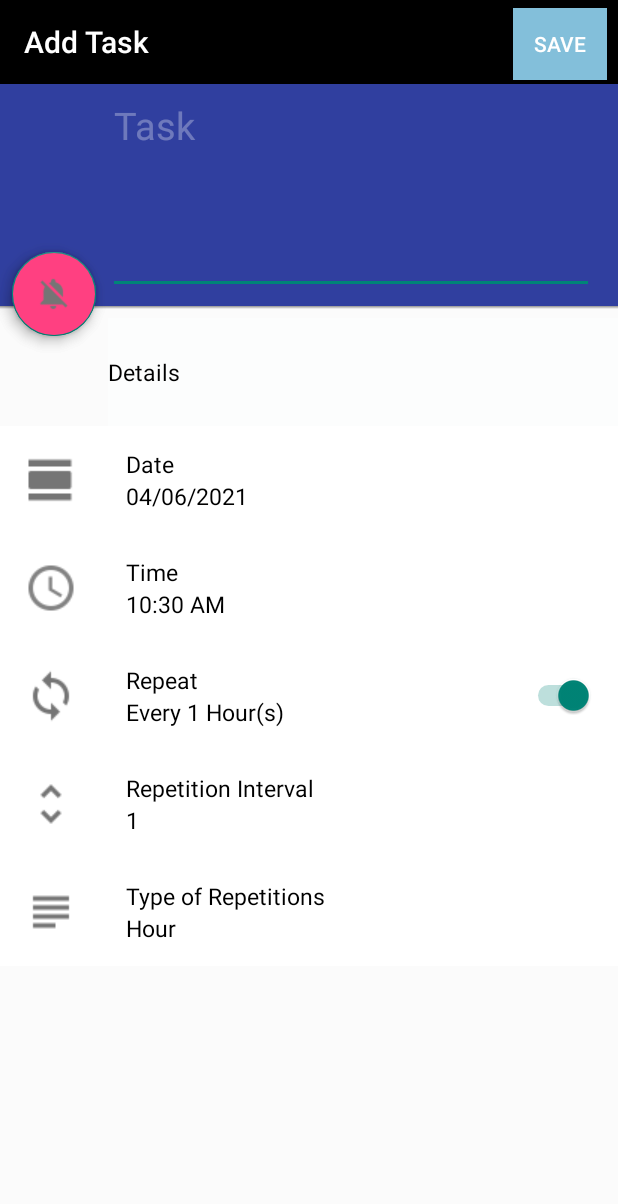
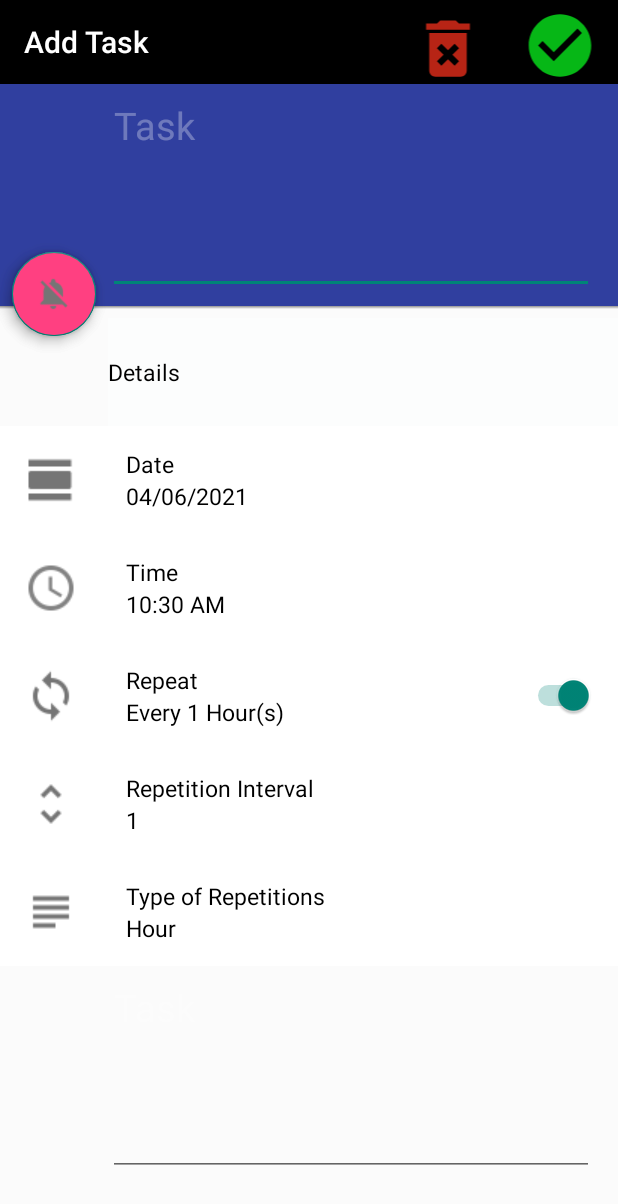
Before and after one commit to BushraKhalid01/MC_Semester_Project, an Android app: the Reminder screen opened directly, with no data from a screen before it, on a phone screen of 412 x 824 dp. Shown: the top 1204 px of the screen. Run offline under Robolectric (Android 15) with nearby library versions, the phone set to English and light mode, and no system bars.

Commit message:
Save task and Delete task icons are added

```diff
--- a/MC_Reminder_ToDoList/app/src/main/java/org/haqnawaz/mc_reminder_todolist/Reminder.java
+++ b/MC_Reminder_ToDoList/app/src/main/java/org/haqnawaz/mc_reminder_todolist/Reminder.java
@@ -19,6 +19,7 @@ import android.view.View;
 import android.widget.Button;
 import android.widget.DatePicker;
 import android.widget.EditText;
+import android.widget.ImageView;
 import android.widget.Switch;
 import android.widget.TextView;
 import android.widget.TimePicker;
@@ -52,7 +53,7 @@ public class Reminder extends AppCompatActivity {
     EditText title;
     int id;
     boolean updateTask;
-    Button delete_btn;
+    ImageView delete_btn;
     @RequiresApi(api = Build.VERSION_CODES.N)
     @Override
     protected void onCreate(Bundle savedInstanceState) {
@@ -65,7 +66,7 @@ public class Reminder extends AppCompatActivity {
         repeatNum = findViewById(R.id.set_repeat_no);
         repType = findViewById(R.id.set_repeat_type);
         repeatTypeText = findViewById(R.id.set_repeat_type);
-        delete_btn = (Button)findViewById(R.id.deleteTask);
+        delete_btn = (ImageView) findViewById(R.id.deleteTask);
         title=findViewById(R.id.reminder_title);
 
         repeatNo=Integer.toString(1);
@@ -245,7 +246,14 @@ public class Reminder extends AppCompatActivity {
             task = new Task(id,title.getText().toString(),date2.getText().toString(),time2.getText().toString(),active.isChecked(),active.isChecked(),
             Integer.parseInt(repeatNum.getText().toString()),repeatTypeText.getText().toString());
             //task = new Task(1,"ABC","2/6/2021","08:56 PM",true,true,10,"Day");
-            Toast.makeText(Reminder.this, task.toString(), Toast.LENGTH_SHORT).show();
+            if(updateTask)
+            {
+                Toast.makeText(getApplicationContext(), "Successfully Updated", Toast.LENGTH_SHORT).show();
+            }
+            else
+            {
+                Toast.makeText(getApplicationContext(), "Successfully Saved", Toast.LENGTH_SHORT).show();
+            }
         }
         catch (Exception e){
             Toast.makeText(Reminder.this, "Error", Toast.LENGTH_SHORT).show();
@@ -277,7 +285,7 @@ public class Reminder extends AppCompatActivity {
             task = new Task(id,title.getText().toString(),time2.getText().toString(),date2.getText().toString(),active.isChecked(),active.isChecked(),
                     Integer.parseInt(repeatNum.getText().toString()),repeatTypeText.getText().toString());
             //task = new Task(1,"ABC","2/6/2021","08:56 PM",true,true,10,"Day");
-            Toast.makeText(Reminder.this, task.toString(), Toast.LENGTH_SHORT).show();
+            Toast.makeText(getApplicationContext(), "Successfully Deleted", Toast.LENGTH_SHORT).show();
         }
         catch (Exception e){
             Toast.makeText(Reminder.this, "Error", Toast.LENGTH_SHORT).show();
--- /dev/null
+++ b/MC_Reminder_ToDoList/app/src/main/res/drawable-anydpi/ic_delete_task.xml
@@ -0,0 +1,11 @@
+<vector xmlns:android="http://schemas.android.com/apk/res/android"
+    android:width="24dp"
+    android:height="24dp"
+    android:viewportWidth="24"
+    android:viewportHeight="24"
+    android:tint="#E52D1A"
+    android:alpha="0.8">
+  <path
+      android:fillColor="@android:color/white"
+      android:pathData="M6,19c0,1.1 0.9,2 2,2h8c1.1,0 2,-0.9 2,-2L18,7L6,7v12zM8.46,11.88l1.41,-1.41L12,12.59l2.12,-2.12 1.41,1.41L13.41,14l2.12,2.12 -1.41,1.41L12,15.41l-2.12,2.12 -1.41,-1.41L10.59,14l-2.13,-2.12zM15.5,4l-1,-1h-5l-1,1L5,4v2h14L19,4z"/>
+</vector>
--- a/MC_Reminder_ToDoList/app/src/main/res/layout/activity_reminder.xml
+++ b/MC_Reminder_ToDoList/app/src/main/res/layout/activity_reminder.xml
@@ -7,41 +7,6 @@
     android:background="#FBFBFB"
     tools:context=".Reminder">
 
-    <Button
-        android:id="@+id/saveTask"
-        android:layout_width="62dp"
-        android:layout_height="wrap_content"
-        android:layout_alignParentStart="true"
-        android:layout_alignParentTop="true"
-        android:layout_alignParentEnd="true"
-        android:layout_marginStart="342dp"
-        android:layout_marginTop="5dp"
-        android:layout_marginEnd="7dp"
-        android:background="#83BFDA"
-        android:onClick="SaveTask"
-        android:text="Save"
-        android:textColor="#FFFFFF"
-        android:textColorHint="#1E1A1A"
-        android:textIsSelectable="false" />
-
-
-    <Button
-        android:id="@+id/deleteTask"
-        android:layout_width="62dp"
-        android:layout_height="wrap_content"
-        android:layout_alignParentStart="true"
-        android:layout_alignParentTop="true"
-        android:layout_alignParentEnd="true"
-        android:layout_marginStart="267dp"
-        android:layout_marginTop="7dp"
-        android:layout_marginEnd="82dp"
-        android:background="#83BFDA"
-        android:onClick="DeleteTask"
-        android:text="Delete"
-        android:textColor="#FFFFFF"
-        android:textColorHint="#1E1A1A"
-        android:textIsSelectable="false"
-        android:visibility="invisible" />
 
     <androidx.appcompat.widget.Toolbar
         android:id="@+id/toolbar"
@@ -52,7 +17,32 @@
         app:contentInsetLeft="0dp"
         app:contentInsetStart="16dp"
         app:title="Add Task"
-        app:titleTextColor="#FFFFFF" />
+        app:titleTextColor="#FFFFFF"/>
+    <ImageView
+        android:id="@+id/saveTask"
+        android:layout_width="100dp"
+        android:layout_height="50dp"
+        android:layout_alignParentStart="true"
+        android:layout_alignParentTop="true"
+        android:layout_alignParentEnd="true"
+        android:layout_marginStart="342dp"
+        android:layout_marginTop="5dp"
+        android:layout_marginEnd="7dp"
+        android:onClick="SaveTask"
+        android:src="@drawable/ic_save_task" />
+    <ImageView
+        android:id="@+id/deleteTask"
+        android:layout_width="100dp"
+        android:layout_height="50dp"
+        android:layout_alignParentStart="true"
+        android:layout_alignParentTop="true"
+        android:layout_alignParentEnd="true"
+        android:layout_marginStart="267dp"
+        android:layout_marginTop="7dp"
+        android:layout_marginEnd="82dp"
+        android:onClick="DeleteTask"
+        android:src="@drawable/ic_delete_task"
+        />/>
 
     <LinearLayout
         android:id="@+id/add_reminder_layout_top"
@@ -61,7 +51,6 @@
         android:layout_below="@+id/toolbar"
         android:background="@color/colorPrimaryDark"
         android:orientation="vertical">
-
         <EditText
             android:id="@+id/reminder_title"
             android:layout_width="match_parent"
@@ -77,7 +66,6 @@
             android:textColor="@color/white"
             android:textColorHint="@color/primary_text_disabled_material_dark"
             android:textSize="25dp" />
-
     </LinearLayout>
 
     <ScrollView
@@ -335,6 +323,22 @@
 
             </RelativeLayout>
 
+            <EditText
+                android:id="@+id/reminder_title"
+                android:layout_width="match_parent"
+                android:layout_height="140dp"
+                android:layout_marginLeft="72dp"
+                android:layout_marginRight="16dp"
+                android:gravity="top|left"
+                android:hint="@string/add_reminder"
+                android:inputType="textCapWords|textMultiLine"
+                android:lines="4"
+                android:minLines="4"
+                android:scrollHorizontally="false"
+                android:textColor="@color/white"
+                android:textColorHint="@color/primary_text_disabled_material_dark"
+                android:textSize="25dp" />
+
         </LinearLayout>
 
     </ScrollView>
```
Also changed, not shown: MC_Reminder_ToDoList/app/src/main/res/drawable-anydpi/ic_save_task.xml (renamed from MC_Reminder_ToDoList/app/src/main/res/drawable/ic_save_task.xml), MC_Reminder_ToDoList/app/src/main/res/drawable-hdpi/ic_delete_task.png (added), MC_Reminder_ToDoList/app/src/main/res/drawable-mdpi/ic_delete_task.png (added), MC_Reminder_ToDoList/app/src/main/res/drawable-xhdpi/ic_delete_task.png (added), MC_Reminder_ToDoList/app/src/main/res/drawable-xxhdpi/ic_delete_task.png (added).
